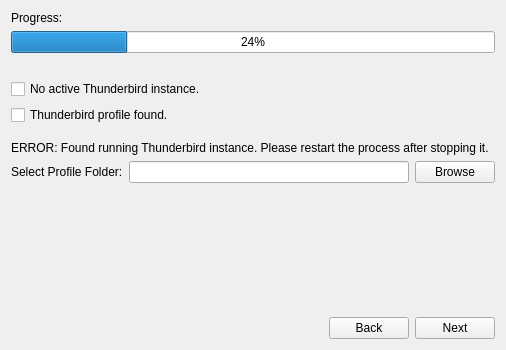
abnayak/thunder-store, file src/backupinitializationwidget.ui: the form before one commit.
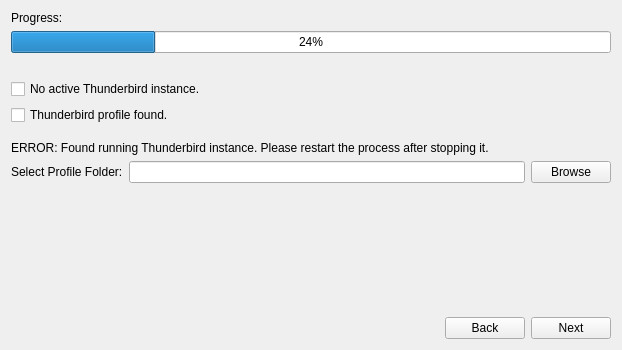
The form after the commit.

Commit message: Redesigned backup main window

What changed in the file:
```diff
--- a/src/backupinitializationwidget.ui
+++ b/src/backupinitializationwidget.ui
@@ -6,13 +6,16 @@
    <rect>
     <x>0</x>
     <y>0</y>
-    <width>506</width>
+    <width>622</width>
     <height>350</height>
    </rect>
   </property>
   <property name="windowTitle">
    <string>Form</string>
   </property>
+  <property name="styleSheet">
+   <string notr="true"/>
+  </property>
   <layout class="QVBoxLayout" name="verticalLayout_3">
    <item>
     <layout class="QVBoxLayout" name="verticalLayout">
```
The commit also changes 3 other files.
